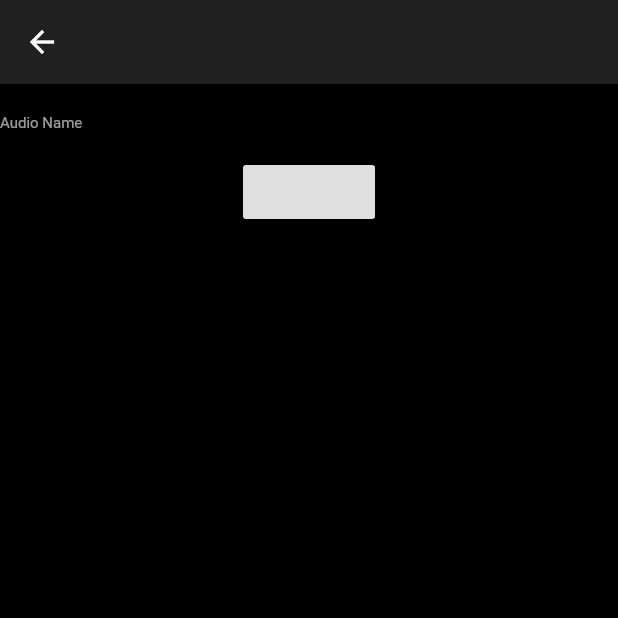
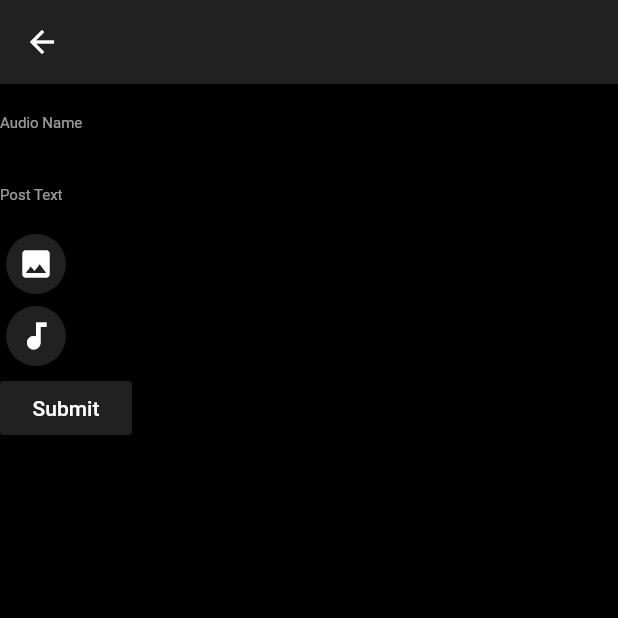
Before and after one commit to dhruvd0/share_songs, a Flutter app: the uploadPostWidget screen opened by its route, on a phone screen of 412 x 824 dp, the top half of it. Run offline on Flutter 3.47's test engine with Material 2 defaults, Android fonts, the phone set to English and light mode, and no system bars; our stand-ins replace audioplayers, cloud_firestore, file_picker, firebase_auth, firebase_storage, image_picker; accounts and stored records are empty.

Commit message:
Upload Post to Storage and Firestore

```diff
--- a/lib/posts/uploadPost.dart
+++ b/lib/posts/uploadPost.dart
@@ -7,6 +7,7 @@ import 'package:image_picker/image_picker.dart';
 
 // import 'package:firebase_auth/firebase_auth.dart';
 import 'package:flutter/material.dart';
+import 'package:share_songs/posts/PostService.dart';
 // import 'package:provider/provider.dart';
 // import 'package:share_songs/authenticate/auth.dart';
 
@@ -20,11 +21,14 @@ class uploadPostWidget extends StatefulWidget {
 }
 
 class _uploadPostWidgetState extends State<uploadPostWidget> {
-  String uploadPostName = "post";
-
+  File audioFile, songArtFile;
+  String postName = "null";
+  String postText = "null";
+  String hintText = "";
+  TextStyle hintStyle = TextStyle(color: Colors.white60, fontSize: 10);
   CollectionReference collectionReference =
       Firestore.instance.collection("data");
-
+  PostService postService = PostService();
   @override
   Widget build(BuildContext context) {
     return Scaffold(
@@ -34,26 +38,65 @@ class _uploadPostWidgetState extends State<uploadPostWidget> {
       ),
       body: Form(
           child: Column(
+        crossAxisAlignment: CrossAxisAlignment.start,
         children: <Widget>[
           TextFormField(
             decoration: InputDecoration(
-                hintText: "Audio Name",
-                hintStyle: TextStyle(color: Colors.white60, fontSize: 10)),
+              hintText: "Audio Name",
+              hintStyle: hintStyle,
+            ),
             style: TextStyle(color: Colors.white),
             onChanged: (text) {
               setState(() {
-                uploadPostName = text;
+                postName = text;
+              });
+            },
+          ),
+          TextFormField(
+            decoration:
+                InputDecoration(hintText: "Post Text", hintStyle: hintStyle),
+            style: TextStyle(color: Colors.white),
+            onChanged: (text) {
+              setState(() {
+                postText = text;
+              });
+            },
+          ),
+          FloatingActionButton(
+            mini: true,
+            child: Icon(Icons.image),
+            backgroundColor: Colors.grey[900],
+            onPressed: () async {
+              setState(() async {
+                songArtFile = await postService.pickFile();
+              });
+            },
+          ),
+          FloatingActionButton(
+            mini: true,
+            child: Icon(Icons.audiotrack),
+            backgroundColor: Colors.grey[900],
+            onPressed: () async {
+              setState(() async {
+                audioFile = await postService.pickFile();
               });
             },
           ),
           RaisedButton(
-            onPressed: () async {
-              CollectionReference collectionReference =
-                  Firestore.instance.collection("data/"+uploadPostName);
-
-              collectionReference
-                  .document("data/" + uploadPostName)
-                  .setData({"postName": uploadPostName});
+            color: Colors.grey[900],
+            child: Text(
+              "Submit",
+              style: TextStyle(color: Colors.white),
+            ),
+            onPressed: () {
+              if (postName == "null" || postText == "null") {
+                setState(() {
+                  hintStyle = TextStyle(color: Colors.red, fontSize: 10);
+                });
+              } else {
+                postService.uploadPost(
+                    "XYZ", postName, postText, songArtFile, audioFile);
+              }
             },
           )
         ],
```
Also changed, not shown: lib/posts/PostService.dart (+28 -5 lines), 1 other file.
